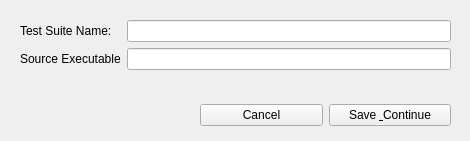
Old version of the form BEETS/ui_elements/welcome_window.ui in the repository stott531/BEETS.
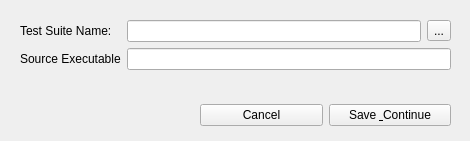
New version of the form. The open tabs and pages were chosen to show the change.

The edit to the form file:
```diff
--- a/BEETS/ui_elements/welcome_window.ui
+++ b/BEETS/ui_elements/welcome_window.ui
@@ -165,9 +165,6 @@
         </property>
        </widget>
       </item>
-      <item row="0" column="1">
-       <widget class="QLineEdit" name="name"/>
-      </item>
       <item row="1" column="0">
        <widget class="QLabel" name="label_4">
         <property name="text">
@@ -178,6 +175,20 @@
       <item row="1" column="1">
        <widget class="QLineEdit" name="source_exe"/>
       </item>
+      <item row="0" column="1">
+       <layout class="QHBoxLayout" name="horizontalLayout_3">
+        <item>
+         <widget class="QLineEdit" name="name"/>
+        </item>
+        <item>
+         <widget class="QToolButton" name="toolButton">
+          <property name="text">
+           <string>...</string>
+          </property>
+         </widget>
+        </item>
+       </layout>
+      </item>
      </layout>
     </widget>
     <widget class="QWidget" name="horizontalLayoutWidget_2">
```
Left out of the diff: 3 changed lines with no effect on the pictures.
